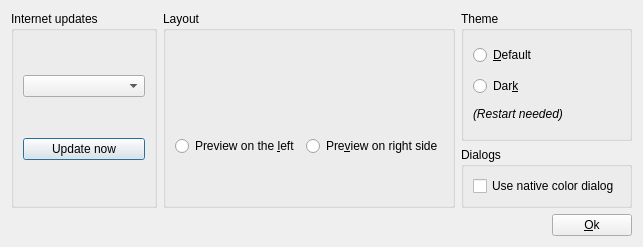
c-koi/gmic-qt, file ui/dialogsettings.ui: the form before one commit.
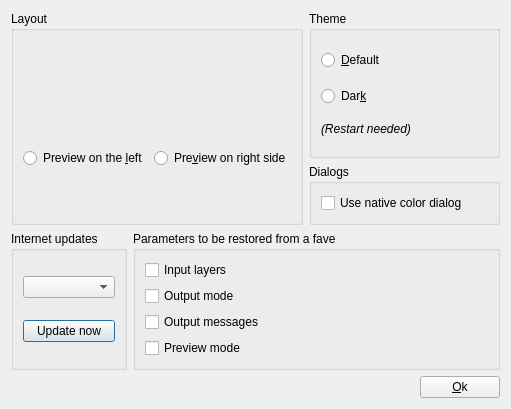
The form after the commit. Icons and pictures are not drawn. Custom widgets are drawn as their Qt base class.

Commit message: Prepare for input/output options saving in faves

Patch:
```diff
--- a/ui/dialogsettings.ui
+++ b/ui/dialogsettings.ui
@@ -6,35 +6,16 @@
    <rect>
     <x>0</x>
     <y>0</y>
-    <width>643</width>
-    <height>247</height>
+    <width>511</width>
+    <height>409</height>
    </rect>
   </property>
   <property name="windowTitle">
    <string>Dialog</string>
   </property>
-  <layout class="QVBoxLayout" name="verticalLayout_7">
+  <layout class="QVBoxLayout" name="verticalLayout_8">
    <item>
     <layout class="QHBoxLayout" name="horizontalLayout_2">
-     <item>
-      <widget class="QGroupBox" name="groupBox">
-       <property name="title">
-        <string>Internet updates</string>
-       </property>
-       <layout class="QVBoxLayout" name="verticalLayout_2">
-        <item>
-         <widget class="QComboBox" name="cbUpdatePeriodicity"/>
-        </item>
-        <item>
-         <widget class="QPushButton" name="pbUpdate">
-          <property name="text">
-           <string>Update now</string>
-          </property>
-         </widget>
-        </item>
-       </layout>
-      </widget>
-     </item>
      <item>
       <widget class="QGroupBox" name="groupBox_2">
        <property name="title">
@@ -162,6 +143,66 @@
      </item>
     </layout>
    </item>
+   <item>
+    <layout class="QHBoxLayout" name="horizontalLayout_4" stretch="0,1">
+     <item>
+      <widget class="QGroupBox" name="groupBox">
+       <property name="title">
+        <string>Internet updates</string>
+       </property>
+       <layout class="QVBoxLayout" name="verticalLayout_2">
+        <item>
+         <widget class="QComboBox" name="cbUpdatePeriodicity"/>
+        </item>
+        <item>
+         <widget class="QPushButton" name="pbUpdate">
+          <property name="text">
+           <string>Update now</string>
+          </property>
+         </widget>
+        </item>
+       </layout>
+      </widget>
+     </item>
+     <item>
+      <widget class="QGroupBox" name="groupBox_5">
+       <property name="title">
+        <string>Parameters to be restored from a fave</string>
+       </property>
+       <layout class="QVBoxLayout" name="verticalLayout_7">
+        <item>
+         <widget class="QCheckBox" name="cbInputLayers">
+          <property name="text">
+           <string>Input layers</string>
+          </property>
+         </widget>
+        </item>
+        <item>
+         <widget class="QCheckBox" name="cbOutputMode">
+          <property name="text">
+           <string>Output mode</string>
+          </property>
+         </widget>
+        </item>
+        <item>
+         <widget class="QCheckBox" name="cbOutputMessages">
+          <property name="text">
+           <string>Output messages</string>
+          </property>
+         </widget>
+        </item>
+        <item>
+         <widget class="QCheckBox" name="cbPreviewMode">
+          <property name="text">
+           <string>Preview mode</string>
+          </property>
+         </widget>
+        </item>
+       </layout>
+      </widget>
+     </item>
+    </layout>
+   </item>
    <item>
     <layout class="QHBoxLayout" name="horizontalLayout">
      <item>
```
The commit also changes 9 other files.
